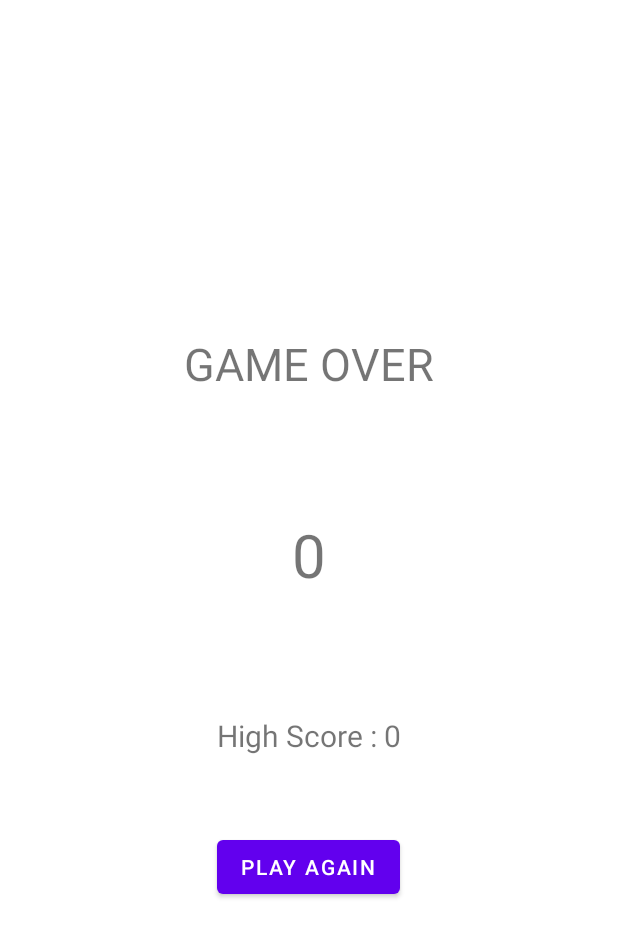
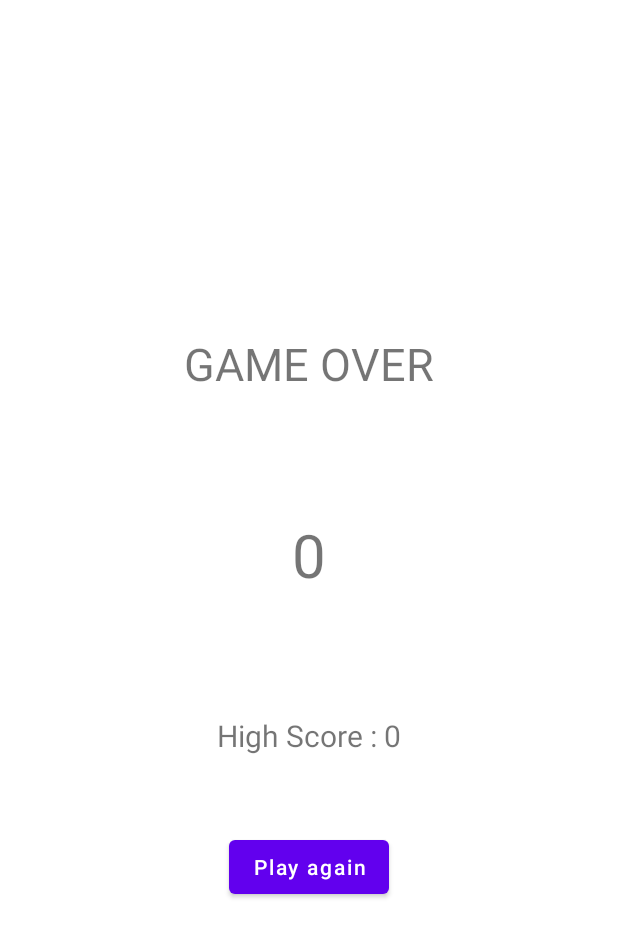
Before and after one commit to ochim/catch-the-ball, an Android app: the ResultActivity screen opened directly, with no data from a screen before it, on a phone screen of 412 x 824 dp. Shown: the top 937 px of the screen. Run offline under Robolectric (Android 15) with nearby library versions, the phone set to English and light mode, and no system bars.

Commit message:
modify xml files

```diff
--- a/app/src/main/res/layout/activity_result.xml
+++ b/app/src/main/res/layout/activity_result.xml
@@ -34,6 +34,7 @@
         android:layout_width="wrap_content"
         android:layout_height="wrap_content"
         android:text="@string/try_again"
+        android:textAllCaps="false"
         android:layout_marginTop="50dp"
         android:onClick="tryAgain"/>
 
--- a/app/src/main/res/values/strings.xml
+++ b/app/src/main/res/values/strings.xml
@@ -5,7 +5,7 @@
     <string name="point_orange">10 point</string>
     <string name="point_black">Game Over</string>
     <string name="game_over">GAME OVER</string>
-    <string name="tap_to_start">Tap to Start</string>
+    <string name="tap_to_start">Tap to start</string>
     <string name="score">Score : %d</string>
     <string name="high_score">High Score : %d</string>
     <string name="result_score">%d</string>
```
